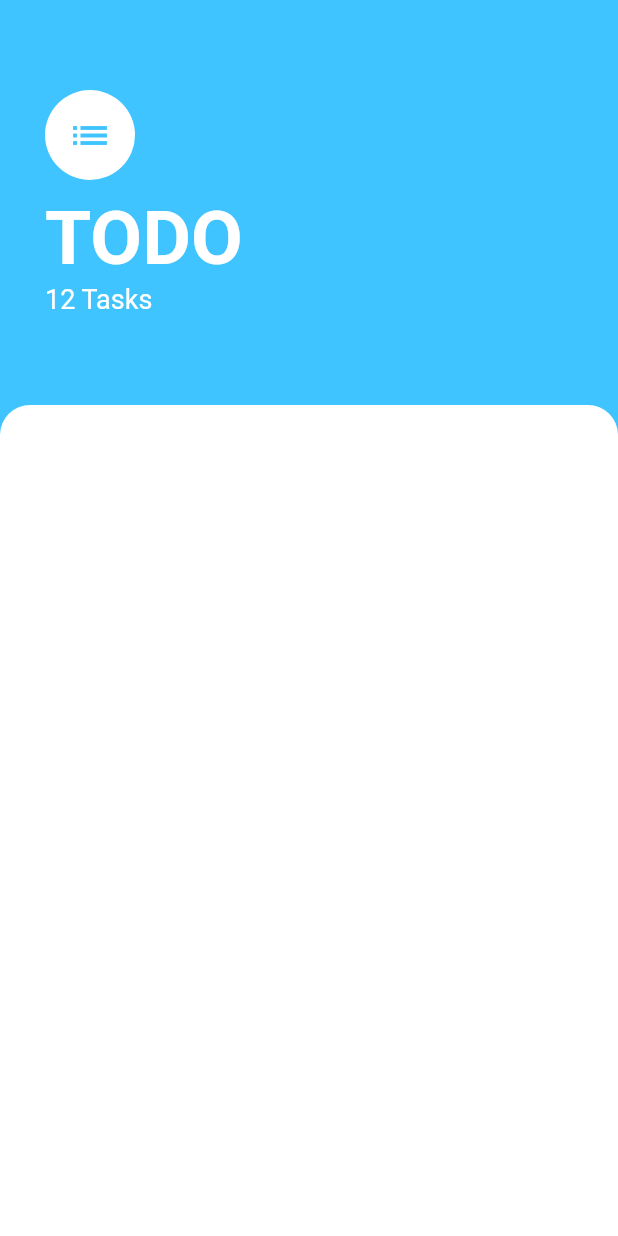
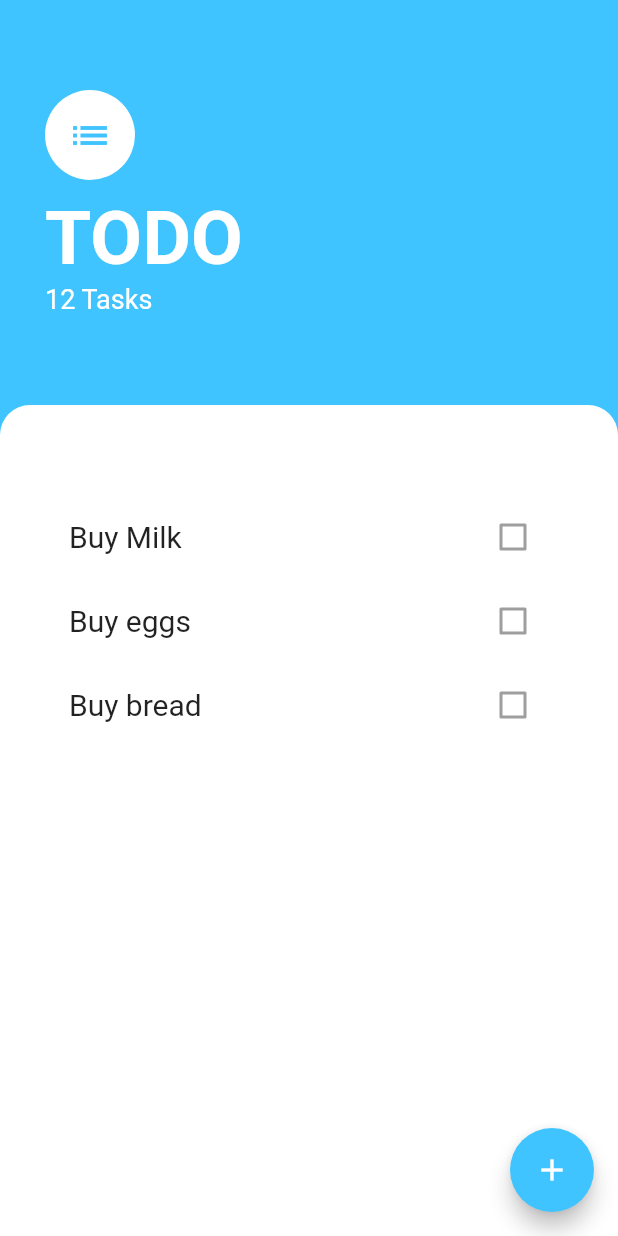
Before and after one commit to Akash701/ToDo, a Flutter app: the screen it shows after launch, on a phone screen of 412 x 824 dp. Run offline on Flutter 3.47's test engine with Material 2 defaults, Android fonts, the phone set to English and light mode, and no system bars.

Commit message:
Show model button added

```diff
--- a/lib/Screens/screens.dart
+++ b/lib/Screens/screens.dart
@@ -1,9 +1,18 @@
 import 'package:flutter/material.dart';
+import 'package:todo_app/Screens/Add_task.dart';
 
 class TaskScreen extends StatelessWidget {
   @override
   Widget build(BuildContext context) {
     return Scaffold(
+      floatingActionButton: FloatingActionButton(
+        child: Icon(Icons.add),
+        backgroundColor: Colors.lightBlueAccent,
+        onPressed: () {
+          showModalBottomSheet(
+              context: context, builder: (context) => TaskAdd());
+        },
+      ),
       backgroundColor: Colors.lightBlueAccent,
       body: Column(
         crossAxisAlignment: CrossAxisAlignment.start,
@@ -48,6 +57,39 @@ class TaskScreen extends StatelessWidget {
           ),
           Expanded(
             child: Container(
+              child: ListView(
+                padding:
+                    EdgeInsets.only(top: 60, left: 30, right: 30, bottom: 30),
+                children: [
+                  ListTile(
+                    title: Text(
+                      'Buy Milk',
+                      style: TextStyle(
+                        fontSize: 20,
+                      ),
+                    ),
+                    trailing: Checkbox(value: false),
+                  ),
+                  ListTile(
+                    title: Text(
+                      'Buy eggs',
+                      style: TextStyle(
+                        fontSize: 20,
+                      ),
+                    ),
+                    trailing: Checkbox(value: false),
+                  ),
+                  ListTile(
+                    title: Text(
+                      'Buy bread',
+                      style: TextStyle(
+                        fontSize: 20,
+                      ),
+                    ),
+                    trailing: Checkbox(value: false),
+                  ),
+                ],
+              ),
               decoration: BoxDecoration(
                 color: Colors.white,
                 borderRadius: BorderRadius.only(
```
Also changed, not shown: lib/Screens/Add_task.dart (added, +49 -0 lines).
